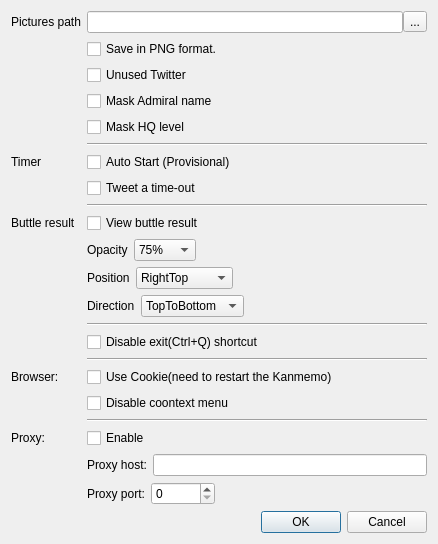
Before: the Qt Designer form settingsdialog.ui in ioriayane/KanmusuMemory, drawn with Qt 5.
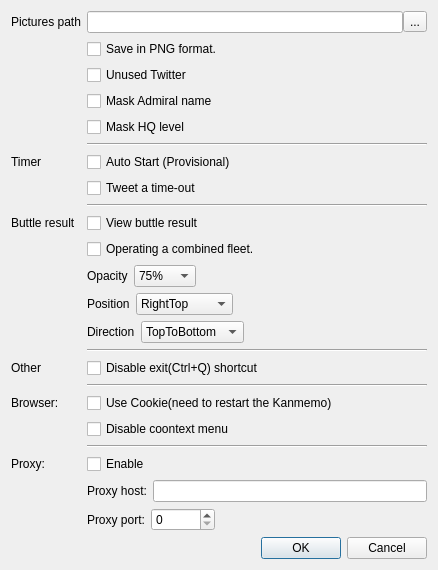
After: the same form once the commit is applied. Icons and pictures are not drawn.

Commit message: add the settings when be running a fleet

The edit to the form file:
```diff
--- a/settingsdialog.ui
+++ b/settingsdialog.ui
@@ -7,7 +7,7 @@
     <x>0</x>
     <y>0</y>
     <width>438</width>
-    <height>498</height>
+    <height>520</height>
    </rect>
   </property>
   <property name="windowTitle">
@@ -128,7 +128,7 @@
        </property>
       </widget>
      </item>
-     <item row="10" column="1">
+     <item row="11" column="1">
       <layout class="QHBoxLayout" name="horizontalLayout_3">
        <property name="bottomMargin">
         <number>0</number>
@@ -182,7 +182,7 @@
        </item>
       </layout>
      </item>
-     <item row="11" column="1">
+     <item row="12" column="1">
       <layout class="QHBoxLayout" name="horizontalLayout_4">
        <item>
         <widget class="QLabel" name="label_2">
@@ -241,35 +241,35 @@
        </item>
       </layout>
      </item>
-     <item row="13" column="1">
-      <widget class="Line" name="line_3">
-       <property name="orientation">
-        <enum>Qt::Horizontal</enum>
-       </property>
-      </widget>
-     </item>
      <item row="14" column="1">
+      <widget class="Line" name="line_3">
+       <property name="orientation">
+        <enum>Qt::Horizontal</enum>
+       </property>
+      </widget>
+     </item>
+     <item row="15" column="1">
       <widget class="QCheckBox" name="disableExitShortcut">
        <property name="text">
         <string>Disable exit(Ctrl+Q) shortcut</string>
        </property>
       </widget>
      </item>
-     <item row="15" column="1">
+     <item row="16" column="1">
       <widget class="Line" name="line_4">
        <property name="orientation">
         <enum>Qt::Horizontal</enum>
        </property>
       </widget>
      </item>
-     <item row="16" column="0">
+     <item row="17" column="0">
       <widget class="QLabel" name="proxyHostLabel_3">
        <property name="text">
         <string>Browser:</string>
        </property>
       </widget>
      </item>
-     <item row="16" column="1">
+     <item row="17" column="1">
       <widget class="QCheckBox" name="useCookieCheckBox">
        <property name="text">
         <string>Use Cookie(need to restart the Kanmemo)</string>
@@ -279,35 +279,35 @@
        </property>
       </widget>
      </item>
-     <item row="17" column="1">
+     <item row="18" column="1">
       <widget class="QCheckBox" name="disableContextMenu">
        <property name="text">
         <string>Disable coontext menu</string>
        </property>
       </widget>
      </item>
-     <item row="18" column="1">
+     <item row="19" column="1">
       <widget class="Line" name="line">
        <property name="orientation">
         <enum>Qt::Horizontal</enum>
        </property>
       </widget>
      </item>
-     <item row="19" column="0">
+     <item row="20" column="0">
       <widget class="QLabel" name="proxyHostLabel_2">
        <property name="text">
         <string>Proxy:</string>
        </property>
       </widget>
      </item>
-     <item row="19" column="1">
+     <item row="20" column="1">
       <widget class="QCheckBox" name="proxyEnableCheckBox">
        <property name="text">
         <string>Enable</string>
        </property>
       </widget>
      </item>
-     <item row="20" column="1">
+     <item row="21" column="1">
       <layout class="QHBoxLayout" name="horizontalLayout_5">
        <item>
         <widget class="QLabel" name="proxyHostLabel">
@@ -321,7 +321,7 @@
        </item>
       </layout>
      </item>
-     <item row="21" column="1">
+     <item row="22" column="1">
       <layout class="QHBoxLayout" name="horizontalLayout_2">
        <item>
         <widget class="QLabel" name="proxyPortLabel">
@@ -369,7 +369,7 @@
        </property>
       </widget>
      </item>
-     <item row="12" column="1">
+     <item row="13" column="1">
       <layout class="QHBoxLayout" name="horizontalLayout_6">
        <item>
         <widget class="QLabel" name="label_6">
@@ -413,6 +413,20 @@
        </item>
       </layout>
      </item>
+     <item row="10" column="1">
+      <widget class="QCheckBox" name="operatingCombinedFleetCheckBox">
+       <property name="text">
+        <string>Operating a combined fleet.</string>
+       </property>
+      </widget>
+     </item>
+     <item row="15" column="0">
+      <widget class="QLabel" name="label_7">
+       <property name="text">
+        <string>Other</string>
+       </property>
+      </widget>
+     </item>
     </layout>
    </item>
    <item>
```
The commit also changes 6 other files.
